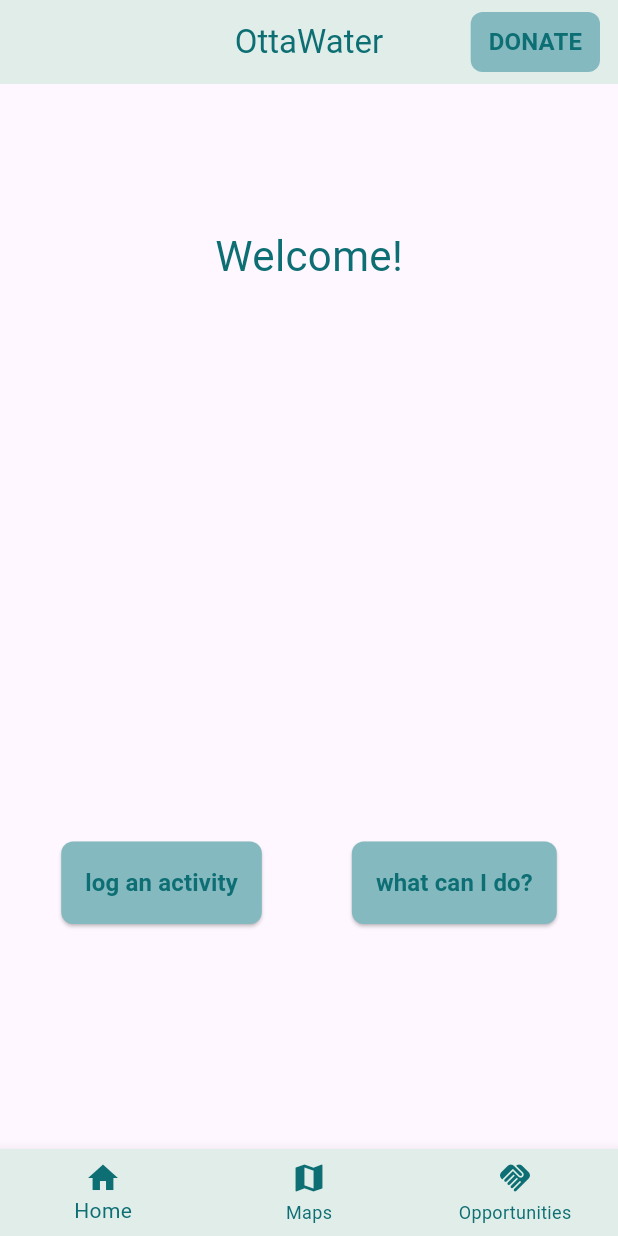
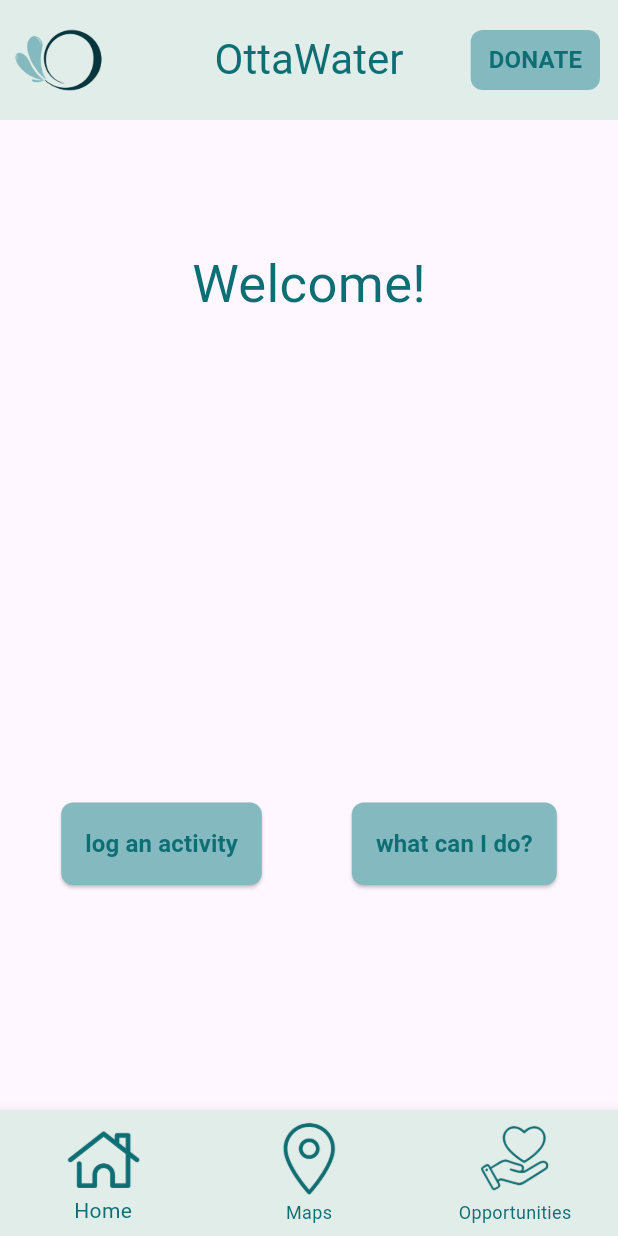
Before and after one commit to vic-tor-ia0314/ottawater, a Flutter app: the screen it shows after launch, on a phone screen of 412 x 824 dp. Run offline on Flutter 3.47's test engine with Material 3 defaults, Android fonts, the phone set to English and light mode, and no system bars.

Commit message:
added icons to home page

```diff
--- a/ottawater/lib/pages/home_page.dart
+++ b/ottawater/lib/pages/home_page.dart
@@ -9,7 +9,16 @@ class HomePage extends StatelessWidget {
   Widget build(BuildContext context) {
     return Scaffold(
       appBar: AppBar(
-        title: const Text('OttaWater', style: TextStyle(color: AppColors.textcolor)),
+        toolbarHeight: 80,
+        leadingWidth: 80,
+        leading: IconButton(
+          icon: Image.asset(AppIcons.logo,
+            width: 75,
+            height: 75,
+          ),
+          onPressed: () {},
+        ),
+        title: const Text('OttaWater', style: TextStyle(color: AppColors.textcolor, fontSize: 28)),
         centerTitle: true,
         backgroundColor: AppColors.primary,
         actions: [
@@ -37,7 +46,7 @@ class HomePage extends StatelessWidget {
       ),
       body: Column(
         children: [
-          UpperHalfCenteredText(text: "Welcome!", fontSize: 28),
+          UpperHalfCenteredText(text: "Welcome!", fontSize: 35),
 
           BottomButtons(
             spacing: 60,
@@ -83,16 +92,25 @@ class HomePage extends StatelessWidget {
         unselectedItemColor: AppColors.textcolor,
         selectedItemColor: AppColors.textcolor,
         items: [
-          const BottomNavigationBarItem(
-            icon: Icon(Icons.home),
+          BottomNavigationBarItem(
+            icon: Image.asset(AppIcons.home,
+              width: 50,
+              height: 50,
+            ),
             label: "Home",
           ),
           BottomNavigationBarItem(
-            icon: Icon(Icons.map),
+            icon: Image.asset(AppIcons.maps,
+              width: 50,
+              height: 50,
+            ),
             label: "Maps",
           ),
           BottomNavigationBarItem(
-            icon: Icon(Icons.handshake),
+            icon: Image.asset(AppIcons.opps,
+              width: 50,
+              height: 50,
+            ),
             label: "Opportunities",
           ),
         ],
```
Also changed, not shown: ottawater/pubspec.yaml (+5 -6 lines), ottawater/assets/icons/home.png, ottawater/assets/icons/maps.png, ottawater/assets/icons/opps.png.
